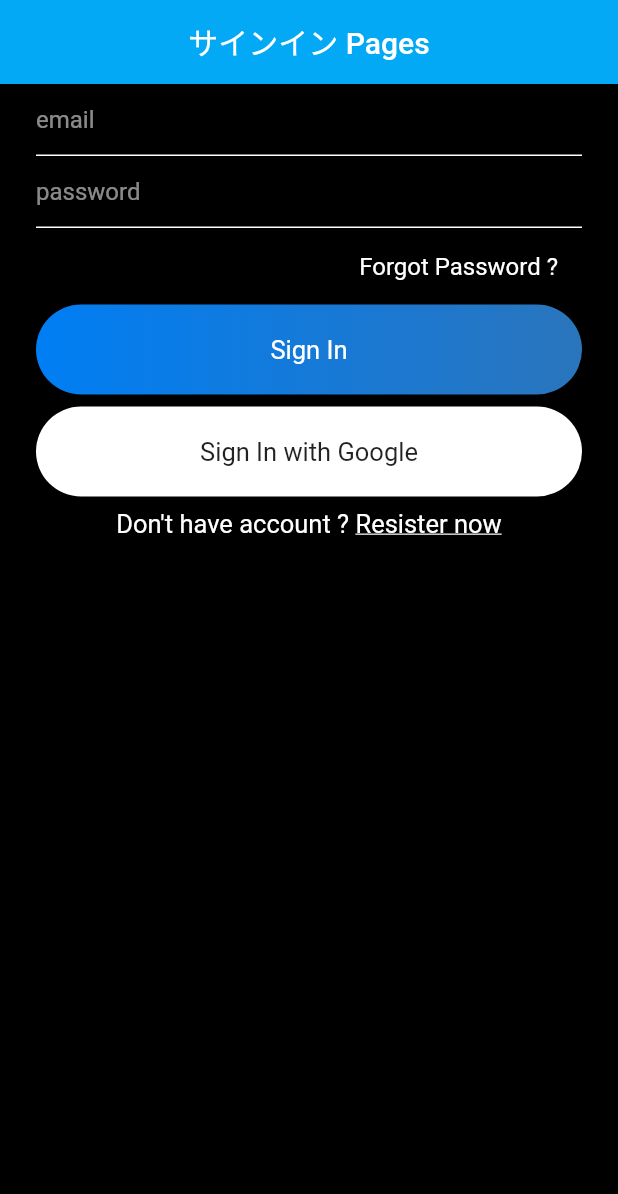
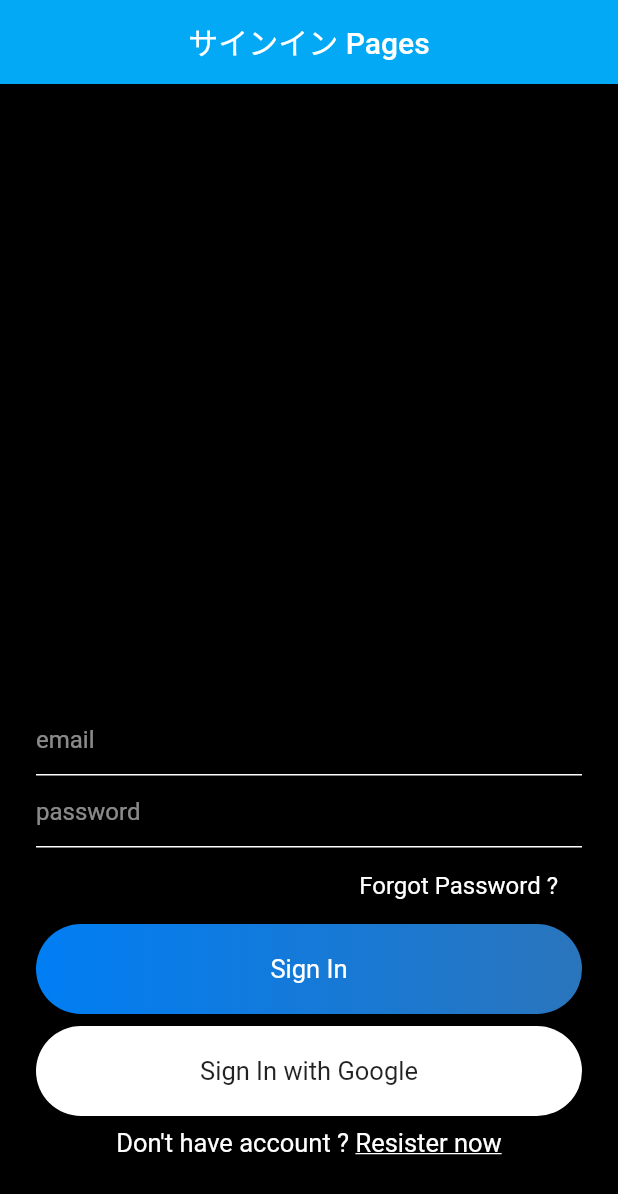
Before and after one commit to kouyoumikan/calendar_firebase, a Flutter app: the screen it shows after launch, after a tap on an icon or button, on a phone screen of 412 x 824 dp. Shown: the top 1194 px of the screen. Run offline on Flutter 3.47's test engine with Material 2 defaults, Android fonts, the phone set to English and light mode, and no system bars; our stand-ins replace table_calendar; missing offline and left inert: dart:js.

Commit message:
チャット画面　サインイン画面のデザイン修正

```diff
--- a/lib/pages/chatPage/signin.dart
+++ b/lib/pages/chatPage/signin.dart
@@ -22,11 +22,13 @@ class _SignInState extends State<SignIn> {
       ),
       body: SingleChildScrollView(
         child: Container(
+          // 要素を縦の高さ- 100の位置に配置する
+          height: MediaQuery.of(context).size.height - 100,
           alignment: Alignment.bottomCenter,
           child: Container(
             padding: EdgeInsets.symmetric(horizontal: 24),
             child: Column(
-              //mainAxisSize: MainAxisSize.min,
+              mainAxisSize: MainAxisSize.min,
               children: [
                 TextField(
                   style: simpleTextStyle(), // widget.dartからデザイン呼び出し
```
